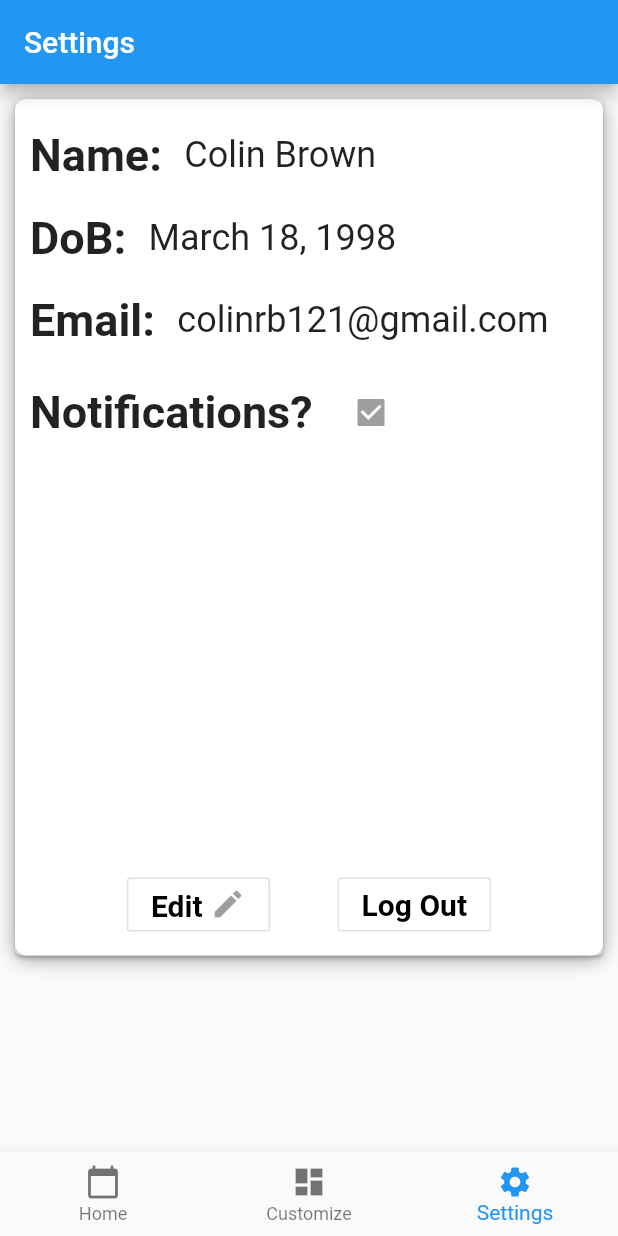
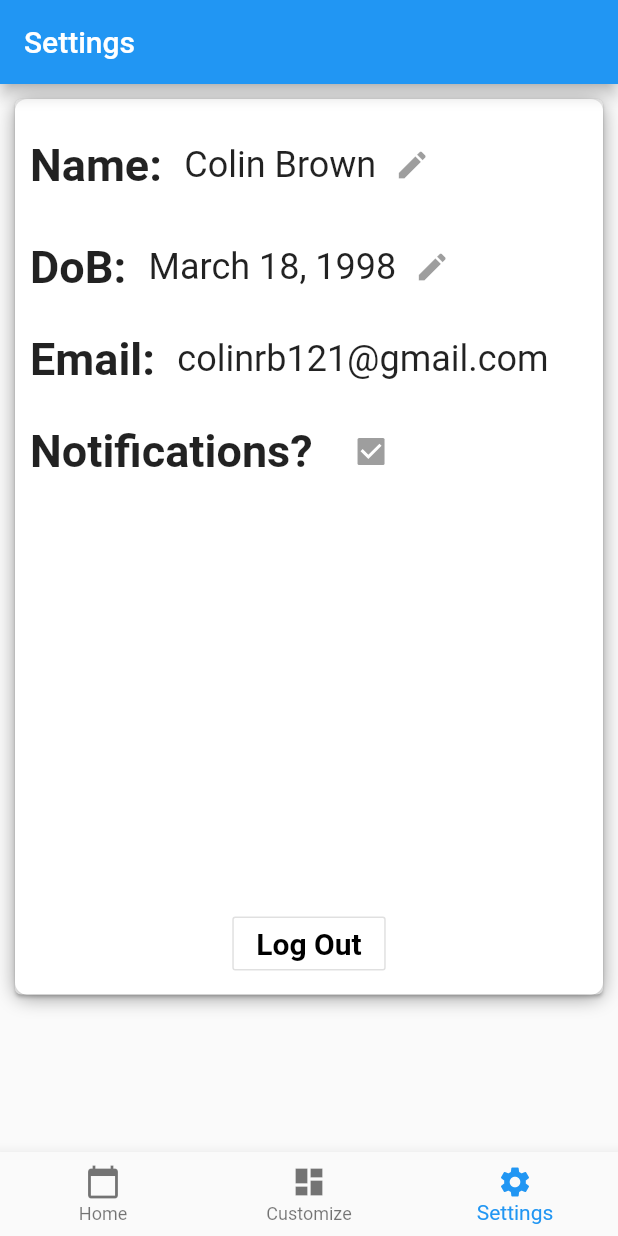
Before and after one commit to ColinBrown18/PersonalProjects, a Flutter app: the screen it shows after launch, item 3 of the bottom bar chosen, on a phone screen of 412 x 824 dp. Run offline on Flutter 3.47's test engine with Material 2 defaults, Android fonts, the light colour scheme and no system bars; our stand-ins replace expandable, fluttertoast, table_calendar.

Commit message:
Minor Changes

```diff
--- a/organize_me/lib/SettingsPage.dart
+++ b/organize_me/lib/SettingsPage.dart
@@ -43,6 +43,9 @@ class _SettingsPageState extends State<SettingsPage> {
                           ProfileInfo[0],
                           style: TextStyle(fontSize: 24),
                         ),
+                        IconButton(
+                          icon: Icon(Icons.edit),
+                        ),
                       ],
                     ),
                   ),
@@ -60,6 +63,9 @@ class _SettingsPageState extends State<SettingsPage> {
                           ProfileInfo[1],
                           style: TextStyle(fontSize: 24),
                         ),
+                        IconButton(
+                          icon: Icon(Icons.edit),
+                        )
                       ],
                     ),
                   ),
@@ -103,20 +109,6 @@ class _SettingsPageState extends State<SettingsPage> {
                         mainAxisAlignment: MainAxisAlignment.center,
                         children: <Widget>[
                           OutlineButton(
-                              child: RichText(
-                            text: TextSpan(children: [
-                              TextSpan(
-                                text: "Edit ",
-                                style: TextStyle(
-                                    color: Colors.black,
-                                    fontSize: 20,
-                                    fontWeight: FontWeight.bold),
-                              ),
-                              WidgetSpan(child: Icon(Icons.edit))
-                            ]),
-                          )),
-                          Text("             "),
-                          OutlineButton(
                             child: Text(
                               "Log Out",
                               style: TextStyle(
```
Also changed, not shown: organize_me/lib/CustomizePage.dart (+11 -9 lines).
